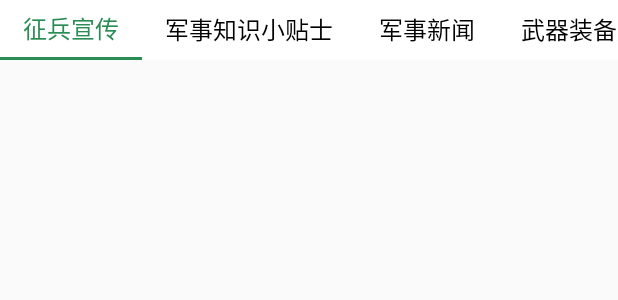
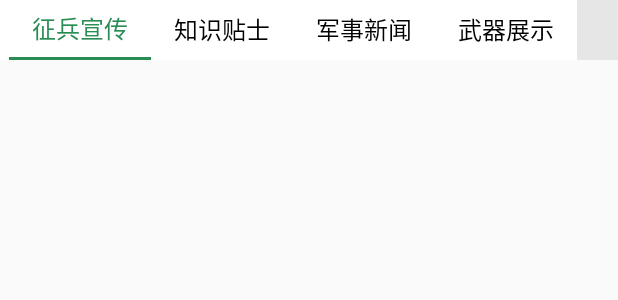
Before and after one commit to ImWaitingForU/Wutu, an Android app: the layout scrolltab_military_world.xml on its own in the app's theme, with its tools: preview values and no code run, on a phone screen of 412 x 824 dp. Shown: the top 300 px of the screen. Run offline under Robolectric (Android 15) with nearby library versions, the phone set to English and light mode, and no system bars.

Commit message:
同步代码
同步代码

```diff
--- a/app/src/main/java/com/soldiersoul/wutu/military/Military_news_fragment.java
+++ b/app/src/main/java/com/soldiersoul/wutu/military/MilitaryNewsFragment.java
@@ -27,9 +27,9 @@ import cn.bingoogolapple.bgabanner.BGABanner;
 import cn.bingoogolapple.bgabanner.BGABannerUtil;
 
 /**
- * Military_news_fragment
+ * MilitaryNewsFragment
  */
-public class Military_news_fragment extends Fragment {
+public class MilitaryNewsFragment extends Fragment {
 
     //创建轮播图,顶部新闻轮播
     private BGABanner mBanner1;
@@ -40,7 +40,7 @@ public class Military_news_fragment extends Fragment {
     private SwipeRefreshLayout mSwipeRefreshLayout;
 
 
-    public Military_news_fragment() {
+    public MilitaryNewsFragment() {
         // Required empty public constructor
     }
 
--- a/app/src/main/res/layout/fragment_military_news_fragment.xml
+++ b/app/src/main/res/layout/fragment_military_news_fragment.xml
@@ -3,7 +3,7 @@
     xmlns:app="http://schemas.android.com/apk/res-auto"
     android:layout_width="match_parent"
     android:layout_height="match_parent"
-    tools:context="com.soldiersoul.wutu.military.Military_news_fragment">
+    tools:context="com.soldiersoul.wutu.military.MilitaryNewsFragment">
 
     <cn.bingoogolapple.bgabanner.BGABanner
         android:id="@+id/banner_guide_content1"
--- a/app/src/main/res/layout/fragment_military_weapons_fragment.xml
+++ b/app/src/main/res/layout/fragment_military_weapons_fragment.xml
@@ -2,7 +2,7 @@
     xmlns:tools="http://schemas.android.com/tools"
     android:layout_width="match_parent"
     android:layout_height="match_parent"
-    tools:context="com.soldiersoul.wutu.military.Military_weapons_fragment">
+    tools:context="com.soldiersoul.wutu.military.MilitaryWpFragment">
 
     <TextView
         android:layout_width="match_parent"
--- a/app/src/main/res/layout/scrolltab_military_world.xml
+++ b/app/src/main/res/layout/scrolltab_military_world.xml
@@ -20,10 +20,11 @@
             android:orientation="horizontal">
 
                 <LinearLayout
-                    android:layout_width="match_parent"
+                    android:layout_width="0dp"
                     android:layout_height="wrap_content"
                     android:orientation="vertical"
-                    android:layout_weight="1">
+                    android:layout_weight="1"
+                    android:layout_marginLeft="6dp">
 
                     <TextView
                         android:id="@+id/tv_military_advertise_tag"
@@ -45,7 +46,7 @@
 
 
                 <LinearLayout
-                    android:layout_width="wrap_content"
+                    android:layout_width="0dp"
                     android:layout_height="wrap_content"
                     android:orientation="vertical"
                     android:layout_weight="1">
@@ -57,7 +58,7 @@
                         android:layout_marginLeft="15dp"
                         android:layout_marginRight="15dp"
                         android:gravity="center"
-                        android:text="军事知识小贴士"
+                        android:text="知识贴士"
                         android:textColor="#000000"
                         android:textSize="16sp" />
 
@@ -70,7 +71,7 @@
                 </LinearLayout>
 
                 <LinearLayout
-                    android:layout_width="wrap_content"
+                    android:layout_width="0dp"
                     android:layout_height="wrap_content"
                     android:orientation="vertical"
                     android:layout_weight="1">
@@ -95,7 +96,7 @@
                 </LinearLayout>
 
                 <LinearLayout
-                    android:layout_width="wrap_content"
+                    android:layout_width="0dp"
                     android:layout_height="wrap_content"
                     android:orientation="vertical"
                     android:layout_weight="1">
@@ -107,7 +108,7 @@
                         android:layout_marginLeft="15dp"
                         android:layout_marginRight="15dp"
                         android:gravity="center"
-                        android:text="武器装备展示"
+                        android:text="武器展示"
                         android:textColor="#000000"
                         android:textSize="16sp" />
 
```
Also changed, not shown: app/src/main/java/com/soldiersoul/wutu/military/MilitaryAdFragment.java (added, +72 -0 lines), app/src/main/java/com/soldiersoul/wutu/military/MilitaryFragment.java (+5 -5 lines), app/src/main/java/com/soldiersoul/wutu/military/MilitaryTipFragment.java (renamed from app/src/main/java/com/soldiersoul/wutu/military/Military_weapons_fragment.java, +5 -4 lines), app/src/main/java/com/soldiersoul/wutu/military/MilitaryWpFragment.java (added, +54 -0 lines).
